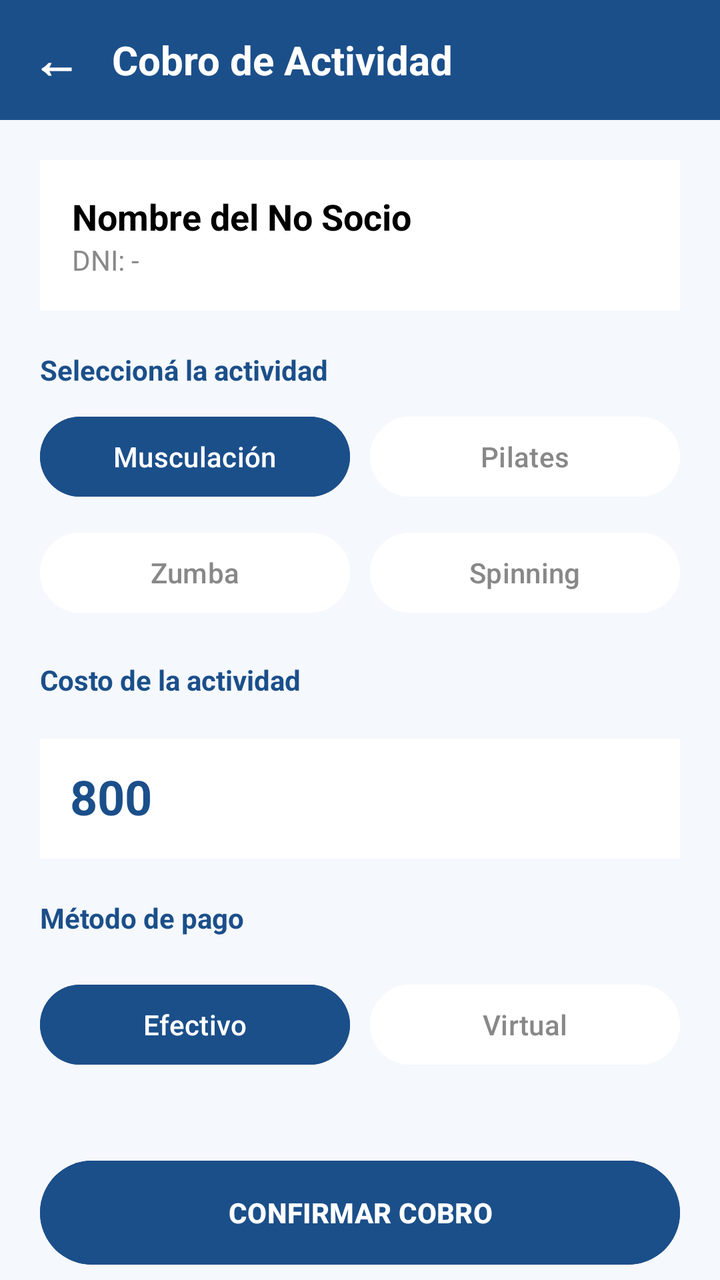
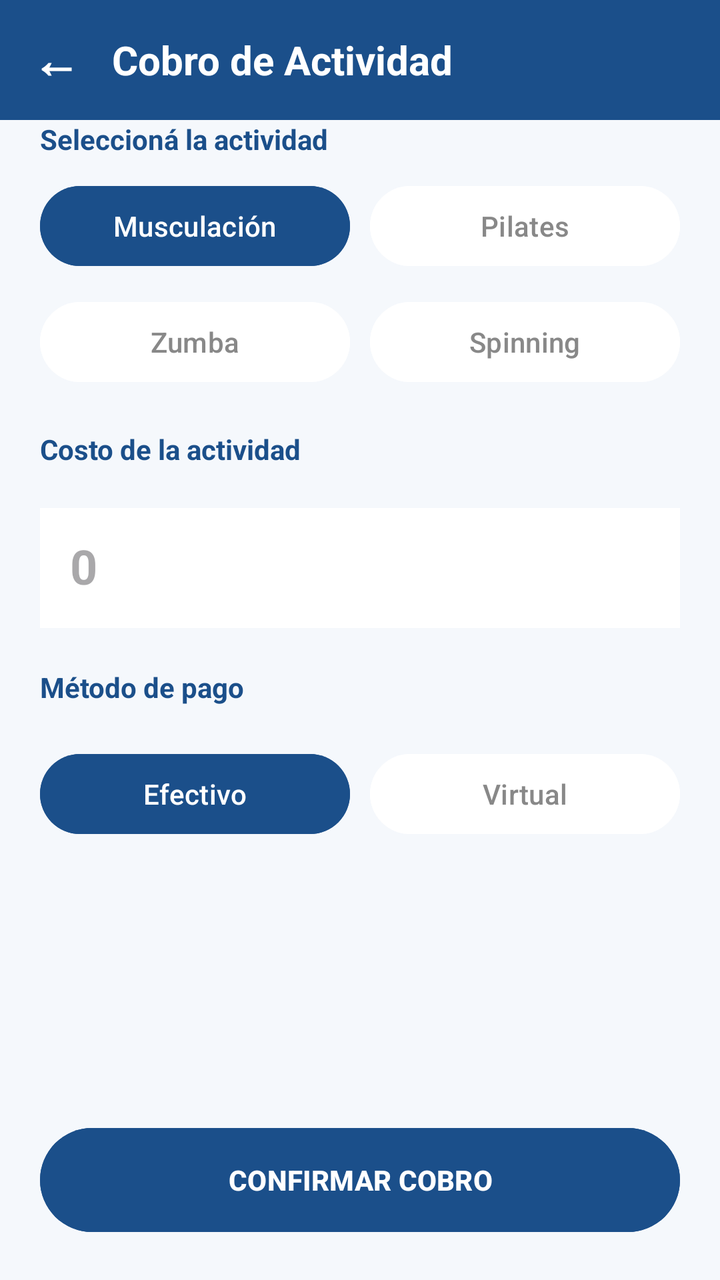

Before-and-after screenshots of an Android layout around one commit, followed by the original layout XML and the change that was made.
<!-- AndroidManifest.xml: application theme Theme.ClubDeportivo -->
<!-- res/layout/activity_cobro_actividad.xml -->
<?xml version="1.0" encoding="utf-8"?>
<LinearLayout
    xmlns:android="http://schemas.android.com/apk/res/android"
    android:layout_width="match_parent"
    android:layout_height="match_parent"
    android:orientation="vertical"
    android:background="@color/colorBackground">

    
    <LinearLayout
        android:layout_width="match_parent"
        android:layout_height="60dp"
        android:background="@color/colorPrimary"
        android:orientation="horizontal"
        android:gravity="center_vertical"
        android:paddingStart="16dp">

        <TextView
            android:id="@+id/btnVolverCobro"
            android:layout_width="wrap_content"
            android:layout_height="wrap_content"
            android:text="←"
            android:textColor="@color/white"
            android:textSize="24sp"
            android:textStyle="bold" />

        <TextView
            android:layout_width="wrap_content"
            android:layout_height="wrap_content"
            android:text="Cobro de Actividad"
            android:textColor="@color/white"
            android:textSize="20sp"
            android:textStyle="bold"
            android:layout_marginStart="16dp" />
    </LinearLayout>

    
    <LinearLayout
        android:layout_width="match_parent"
        android:layout_height="wrap_content"
        android:orientation="vertical"
        android:background="@color/white"
        android:layout_margin="20dp"
        android:padding="16dp">

        <TextView
            android:id="@+id/tvNombreNoSocio"
            android:layout_width="wrap_content"
            android:layout_height="wrap_content"
            android:text="Nombre del No Socio"
            android:textColor="@color/black"
            android:textSize="18sp"
            android:textStyle="bold" />

        <TextView
            android:id="@+id/tvDniNoSocio"
            android:layout_width="wrap_content"
            android:layout_height="wrap_content"
            android:text="DNI: -"
            android:textColor="@color/colorTextMuted"
            android:textSize="14sp" />
    </LinearLayout>

    
    <TextView
        android:layout_width="wrap_content"
        android:layout_height="wrap_content"
        android:text="Seleccioná la actividad"
        android:textColor="@color/colorPrimary"
        android:textStyle="bold"
        android:layout_marginLeft="20dp"
        android:layout_marginBottom="10dp" />

    <LinearLayout
        android:layout_width="match_parent"
        android:layout_height="wrap_content"
        android:orientation="horizontal"
        android:layout_marginLeft="20dp"
        android:layout_marginRight="20dp"
        android:layout_marginBottom="10dp"
        android:weightSum="2">

        <Button
            android:id="@+id/btnMusculacion"
            android:layout_width="0dp"
            android:layout_height="wrap_content"
            android:layout_weight="1"
            android:text="Musculación"
            android:backgroundTint="@color/colorPrimary"
            android:layout_marginRight="5dp" />

        <Button
            android:id="@+id/btnPilates"
            android:layout_width="0dp"
            android:layout_height="wrap_content"
            android:layout_weight="1"
            android:text="Pilates"
            android:backgroundTint="@color/white"
            android:textColor="@color/colorTextMuted"
            android:layout_marginLeft="5dp" />
    </LinearLayout>

    <LinearLayout
        android:layout_width="match_parent"
        android:layout_height="wrap_content"
        android:orientation="horizontal"
        android:layout_marginLeft="20dp"
        android:layout_marginRight="20dp"
        android:weightSum="2">

        <Button
            android:id="@+id/btnZumba"
            android:layout_width="0dp"
            android:layout_height="wrap_content"
            android:layout_weight="1"
            android:text="Zumba"
            android:backgroundTint="@color/white"
            android:textColor="@color/colorTextMuted"
            android:layout_marginRight="5dp" />

        <Button
            android:id="@+id/btnSpinning"
            android:layout_width="0dp"
            android:layout_height="wrap_content"
            android:layout_weight="1"
            android:text="Spinning"
            android:backgroundTint="@color/white"
            android:textColor="@color/colorTextMuted"
            android:layout_marginLeft="5dp" />
    </LinearLayout>

    
    <TextView
        android:layout_width="wrap_content"
        android:layout_height="wrap_content"
        android:text="Costo de la actividad"
        android:textColor="@color/colorPrimary"
        android:textStyle="bold"
        android:layout_marginLeft="20dp"
        android:layout_marginTop="20dp" />

    <EditText
        android:id="@+id/etCostoActividad"
        android:layout_width="match_parent"
        android:layout_height="60dp"
        android:layout_margin="20dp"
        android:background="@color/white"
        android:padding="15dp"
        android:hint="0"
        android:text="800"
        android:textColor="@color/colorPrimary"
        android:textSize="24sp"
        android:textStyle="bold"
        android:inputType="numberDecimal" />

    
    <TextView
        android:layout_width="wrap_content"
        android:layout_height="wrap_content"
        android:text="Método de pago"
        android:textColor="@color/colorPrimary"
        android:textStyle="bold"
        android:layout_marginLeft="20dp" />

    <LinearLayout
        android:layout_width="match_parent"
        android:layout_height="wrap_content"
        android:orientation="horizontal"
        android:layout_margin="20dp"
        android:weightSum="2">

        <Button
            android:id="@+id/btnPagoEfectivo"
            android:layout_width="0dp"
            android:layout_height="wrap_content"
            android:layout_weight="1"
            android:text="Efectivo"
            android:backgroundTint="@color/colorPrimary"
            android:layout_marginRight="5dp" />

        <Button
            android:id="@+id/btnPagoTransferencia"
            android:layout_width="0dp"
            android:layout_height="wrap_content"
            android:layout_weight="1"
            android:text="Virtual"
            android:backgroundTint="@color/white"
            android:textColor="@color/colorTextMuted"
            android:layout_marginLeft="5dp" />
    </LinearLayout>

    <Space
        android:layout_width="match_parent"
        android:layout_height="0dp"
        android:layout_weight="1" />

    <Button
        android:id="@+id/btnConfirmarCobro"
        android:layout_width="match_parent"
        android:layout_height="60dp"
        android:layout_margin="20dp"
        android:text="CONFIRMAR COBRO"
        android:textStyle="bold"
        android:backgroundTint="@color/colorPrimary" />

</LinearLayout>
<!-- resources referenced by this layout -->
<resources>
  <color name="black">#FF000000</color>
  <color name="colorBackground">#F5F8FC</color>
  <color name="colorPrimary">#1B4F8A</color>
  <color name="colorTextMuted">#888888</color>
  <color name="white">#FFFFFFFF</color>
  <style name="Theme.ClubDeportivo" parent="Base.Theme.ClubDeportivo" />
  <style name="Base.Theme.ClubDeportivo" parent="Theme.Material3.DayNight.NoActionBar">
          
          
      </style>
</resources>

<!-- the commit's change to res/layout/activity_cobro_actividad.xml (unified diff, before → after) -->
@@ -34,166 +34,229 @@
             android:layout_marginStart="16dp" />
     </LinearLayout>
 
-    
-    <LinearLayout
-        android:layout_width="match_parent"
-        android:layout_height="wrap_content"
-        android:orientation="vertical"
-        android:background="@color/white"
-        android:layout_margin="20dp"
-        android:padding="16dp">
-
-        <TextView
-            android:id="@+id/tvNombreNoSocio"
-            android:layout_width="wrap_content"
-            android:layout_height="wrap_content"
-            android:text="Nombre del No Socio"
-            android:textColor="@color/black"
-            android:textSize="18sp"
-            android:textStyle="bold" />
-
-        <TextView
-            android:id="@+id/tvDniNoSocio"
-            android:layout_width="wrap_content"
-            android:layout_height="wrap_content"
-            android:text="DNI: -"
-            android:textColor="@color/colorTextMuted"
-            android:textSize="14sp" />
-    </LinearLayout>
-
-    
-    <TextView
-        android:layout_width="wrap_content"
-        android:layout_height="wrap_content"
-        android:text="Seleccioná la actividad"
-        android:textColor="@color/colorPrimary"
-        android:textStyle="bold"
-        android:layout_marginLeft="20dp"
-        android:layout_marginBottom="10dp" />
-
-    <LinearLayout
-        android:layout_width="match_parent"
-        android:layout_height="wrap_content"
-        android:orientation="horizontal"
-        android:layout_marginLeft="20dp"
-        android:layout_marginRight="20dp"
-        android:layout_marginBottom="10dp"
-        android:weightSum="2">
-
-        <Button
-            android:id="@+id/btnMusculacion"
-            android:layout_width="0dp"
-            android:layout_height="wrap_content"
-            android:layout_weight="1"
-            android:text="Musculación"
-            android:backgroundTint="@color/colorPrimary"
-            android:layout_marginRight="5dp" />
-
-        <Button
-            android:id="@+id/btnPilates"
-            android:layout_width="0dp"
-            android:layout_height="wrap_content"
-            android:layout_weight="1"
-            android:text="Pilates"
-            android:backgroundTint="@color/white"
-            android:textColor="@color/colorTextMuted"
-            android:layout_marginLeft="5dp" />
-    </LinearLayout>
-
-    <LinearLayout
-        android:layout_width="match_parent"
-        android:layout_height="wrap_content"
-        android:orientation="horizontal"
-        android:layout_marginLeft="20dp"
-        android:layout_marginRight="20dp"
-        android:weightSum="2">
-
-        <Button
-            android:id="@+id/btnZumba"
-            android:layout_width="0dp"
-            android:layout_height="wrap_content"
-            android:layout_weight="1"
-            android:text="Zumba"
-            android:backgroundTint="@color/white"
-            android:textColor="@color/colorTextMuted"
-            android:layout_marginRight="5dp" />
-
-        <Button
-            android:id="@+id/btnSpinning"
-            android:layout_width="0dp"
-            android:layout_height="wrap_content"
-            android:layout_weight="1"
-            android:text="Spinning"
-            android:backgroundTint="@color/white"
-            android:textColor="@color/colorTextMuted"
-            android:layout_marginLeft="5dp" />
-    </LinearLayout>
-
-    
-    <TextView
-        android:layout_width="wrap_content"
-        android:layout_height="wrap_content"
-        android:text="Costo de la actividad"
-        android:textColor="@color/colorPrimary"
-        android:textStyle="bold"
-        android:layout_marginLeft="20dp"
-        android:layout_marginTop="20dp" />
-
-    <EditText
-        android:id="@+id/etCostoActividad"
-        android:layout_width="match_parent"
-        android:layout_height="60dp"
-        android:layout_margin="20dp"
-        android:background="@color/white"
-        android:padding="15dp"
-        android:hint="0"
-        android:text="800"
-        android:textColor="@color/colorPrimary"
-        android:textSize="24sp"
-        android:textStyle="bold"
-        android:inputType="numberDecimal" />
-
-    
-    <TextView
-        android:layout_width="wrap_content"
-        android:layout_height="wrap_content"
-        android:text="Método de pago"
-        android:textColor="@color/colorPrimary"
-        android:textStyle="bold"
-        android:layout_marginLeft="20dp" />
-
-    <LinearLayout
-        android:layout_width="match_parent"
-        android:layout_height="wrap_content"
-        android:orientation="horizontal"
-        android:layout_margin="20dp"
-        android:weightSum="2">
-
-        <Button
-            android:id="@+id/btnPagoEfectivo"
-            android:layout_width="0dp"
-            android:layout_height="wrap_content"
-            android:layout_weight="1"
-            android:text="Efectivo"
-            android:backgroundTint="@color/colorPrimary"
-            android:layout_marginRight="5dp" />
-
-        <Button
-            android:id="@+id/btnPagoTransferencia"
-            android:layout_width="0dp"
-            android:layout_height="wrap_content"
-            android:layout_weight="1"
-            android:text="Virtual"
-            android:backgroundTint="@color/white"
-            android:textColor="@color/colorTextMuted"
-            android:layout_marginLeft="5dp" />
-    </LinearLayout>
-
-    <Space
+    <ScrollView
         android:layout_width="match_parent"
         android:layout_height="0dp"
-        android:layout_weight="1" />
-
+        android:layout_weight="1">
+
+        <LinearLayout
+            android:layout_width="match_parent"
+            android:layout_height="wrap_content"
+            android:orientation="vertical">
+
+            
+            <LinearLayout
+                android:id="@+id/sectionBusqueda"
+                android:layout_width="match_parent"
+                android:layout_height="wrap_content"
+                android:orientation="vertical"
+                android:background="@color/white"
+                android:layout_margin="20dp"
+                android:padding="16dp"
+                android:visibility="gone">
+
+                <TextView
+                    android:layout_width="wrap_content"
+                    android:layout_height="wrap_content"
+                    android:text="Buscar no socio"
+                    android:textColor="@color/colorPrimary"
+                    android:textStyle="bold"
+                    android:textSize="14sp"
+                    android:layout_marginBottom="8dp" />
+
+                <LinearLayout
+                    android:layout_width="match_parent"
+                    android:layout_height="wrap_content"
+                    android:orientation="horizontal"
+                    android:weightSum="4">
+
+                    <EditText
+                        android:id="@+id/etBuscarNoSocio"
+                        android:layout_width="0dp"
+                        android:layout_height="wrap_content"
+                        android:layout_weight="3"
+                        android:hint="Nombre o DNI"
+                        android:inputType="text"
+                        android:textColor="@color/black"
+                        android:layout_marginEnd="8dp" />
+
+                    <Button
+                        android:id="@+id/btnBuscar"
+                        android:layout_width="0dp"
+                        android:layout_height="wrap_content"
+                        android:layout_weight="1"
+                        android:text="Buscar"
+                        android:backgroundTint="@color/colorPrimary" />
+                </LinearLayout>
+
+                <LinearLayout
+                    android:id="@+id/containerResultadosBusqueda"
+                    android:layout_width="match_parent"
+                    android:layout_height="wrap_content"
+                    android:orientation="vertical"
+                    android:layout_marginTop="8dp" />
+            </LinearLayout>
+
+            
+            <LinearLayout
+                android:id="@+id/sectionDatosNoSocio"
+                android:layout_width="match_parent"
+                android:layout_height="wrap_content"
+                android:orientation="vertical"
+                android:background="@color/white"
+                android:layout_margin="20dp"
+                android:padding="16dp"
+                android:visibility="gone">
+
+                <TextView
+                    android:id="@+id/tvNombreNoSocio"
+                    android:layout_width="wrap_content"
+                    android:layout_height="wrap_content"
+                    android:text="Nombre del No Socio"
+                    android:textColor="@color/black"
+                    android:textSize="18sp"
+                    android:textStyle="bold" />
+
+                <TextView
+                    android:id="@+id/tvDniNoSocio"
+                    android:layout_width="wrap_content"
+                    android:layout_height="wrap_content"
+                    android:text="DNI: -"
+                    android:textColor="@color/colorTextMuted"
+                    android:textSize="14sp" />
+            </LinearLayout>
+
+            
+            <TextView
+                android:layout_width="wrap_content"
+                android:layout_height="wrap_content"
+                android:text="Seleccioná la actividad"
+                android:textColor="@color/colorPrimary"
+                android:textStyle="bold"
+                android:layout_marginStart="20dp"
+                android:layout_marginBottom="10dp" />
+
+            <LinearLayout
+                android:layout_width="match_parent"
+                android:layout_height="wrap_content"
+                android:orientation="horizontal"
+                android:layout_marginStart="20dp"
+                android:layout_marginEnd="20dp"
+                android:layout_marginBottom="10dp"
+                android:weightSum="2">
+
+                <Button
+                    android:id="@+id/btnMusculacion"
+                    android:layout_width="0dp"
+                    android:layout_height="wrap_content"
+                    android:layout_weight="1"
+                    android:text="Musculación"
+                    android:backgroundTint="@color/colorPrimary"
+                    android:layout_marginEnd="5dp" />
+
+                <Button
+                    android:id="@+id/btnPilates"
+                    android:layout_width="0dp"
+                    android:layout_height="wrap_content"
+                    android:layout_weight="1"
+                    android:text="Pilates"
+                    android:backgroundTint="@color/white"
+                    android:textColor="@color/colorTextMuted"
+                    android:layout_marginStart="5dp" />
+            </LinearLayout>
+
+            <LinearLayout
+                android:layout_width="match_parent"
+                android:layout_height="wrap_content"
+                android:orientation="horizontal"
+                android:layout_marginStart="20dp"
+                android:layout_marginEnd="20dp"
+                android:weightSum="2">
+
+                <Button
+                    android:id="@+id/btnZumba"
+                    android:layout_width="0dp"
+                    android:layout_height="wrap_content"
+                    android:layout_weight="1"
+                    android:text="Zumba"
+                    android:backgroundTint="@color/white"
+                    android:textColor="@color/colorTextMuted"
+                    android:layout_marginEnd="5dp" />
+
+                <Button
+                    android:id="@+id/btnSpinning"
+                    android:layout_width="0dp"
+                    android:layout_height="wrap_content"
+                    android:layout_weight="1"
+                    android:text="Spinning"
+                    android:backgroundTint="@color/white"
+                    android:textColor="@color/colorTextMuted"
+                    android:layout_marginStart="5dp" />
+            </LinearLayout>
+
+            
+            <TextView
+                android:layout_width="wrap_content"
+                android:layout_height="wrap_content"
+                android:text="Costo de la actividad"
+                android:textColor="@color/colorPrimary"
+                android:textStyle="bold"
+                android:layout_marginStart="20dp"
+                android:layout_marginTop="20dp" />
+
+            <EditText
+                android:id="@+id/etCostoActividad"
+                android:layout_width="match_parent"
+                android:layout_height="60dp"
+                android:layout_margin="20dp"
+                android:background="@color/white"
+                android:padding="15dp"
+                android:hint="0"
+                android:textColor="@color/colorPrimary"
+                android:textSize="24sp"
+                android:textStyle="bold"
+                android:inputType="numberDecimal" />
+
+            
+            <TextView
+                android:layout_width="wrap_content"
+                android:layout_height="wrap_content"
+                android:text="Método de pago"
+                android:textColor="@color/colorPrimary"
+                android:textStyle="bold"
+                android:layout_marginStart="20dp" />
+
+            <LinearLayout
+                android:layout_width="match_parent"
+                android:layout_height="wrap_content"
+                android:orientation="horizontal"
+                android:layout_margin="20dp"
+                android:weightSum="2">
+
+                <Button
+                    android:id="@+id/btnPagoEfectivo"
+                    android:layout_width="0dp"
+                    android:layout_height="wrap_content"
+                    android:layout_weight="1"
+                    android:text="Efectivo"
+                    android:backgroundTint="@color/colorPrimary"
+                    android:layout_marginEnd="5dp" />
+
+                <Button
+                    android:id="@+id/btnPagoTransferencia"
+                    android:layout_width="0dp"
+                    android:layout_height="wrap_content"
+                    android:layout_weight="1"
+                    android:text="Virtual"
+                    android:backgroundTint="@color/white"
+                    android:textColor="@color/colorTextMuted"
+                    android:layout_marginStart="5dp" />
+            </LinearLayout>
+
+        </LinearLayout>
+    </ScrollView>
+
+    
     <Button
         android:id="@+id/btnConfirmarCobro"
         android:layout_width="match_parent"
